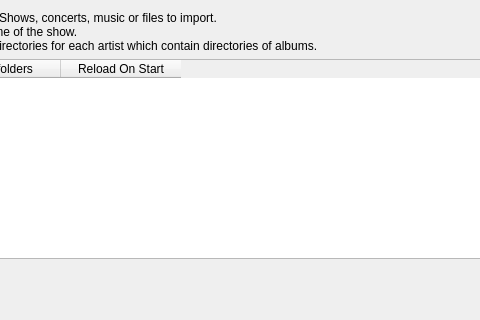
Komet/MediaElch, file src/ui/settings/GlobalSettingsWidget.ui: the form before one commit; both pictures show x 311 to 791 and y 0 to 320 of the 970 by 625 pixel window.
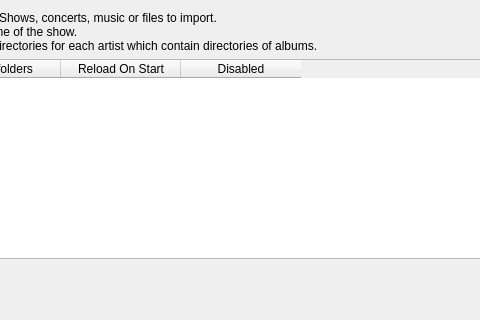
The form after the commit.

What changed in the file:
```diff
--- a/src/ui/settings/GlobalSettingsWidget.ui
+++ b/src/ui/settings/GlobalSettingsWidget.ui
@@ -72,6 +72,14 @@
        <string>Automatically reload contents on start</string>
       </property>
      </column>
+     <column>
+      <property name="text">
+       <string>Disabled</string>
+      </property>
+      <property name="toolTip">
+       <string>Ignore this folder.</string>
+      </property>
+     </column>
     </widget>
    </item>
    <item>
```
